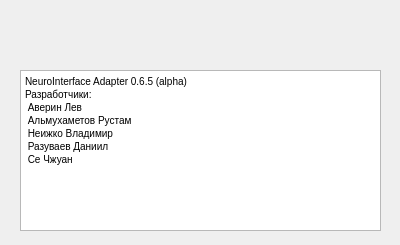
Above: VS/NeuroApp/NeuroApp/GUI/AboutWindow.ui from RazuvaevDD/ProjectWork2019Neiro before the change. Below: the same form after it.
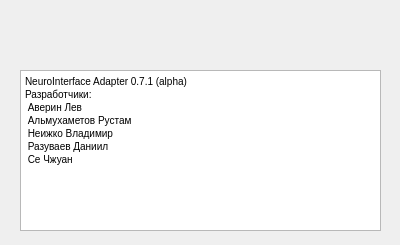
That is the form after the change. Icons and pictures are not drawn.

The edit to the form file:
```diff
--- a/VS/NeuroApp/NeuroApp/GUI/AboutWindow.ui
+++ b/VS/NeuroApp/NeuroApp/GUI/AboutWindow.ui
@@ -54,7 +54,7 @@
 &lt;html&gt;&lt;head&gt;&lt;meta name=&quot;qrichtext&quot; content=&quot;1&quot; /&gt;&lt;style type=&quot;text/css&quot;&gt;
 p, li { white-space: pre-wrap; }
 &lt;/style&gt;&lt;/head&gt;&lt;body style=&quot; font-family:'MS Shell Dlg 2'; font-size:7.8pt; font-weight:400; font-style:normal;&quot;&gt;
-&lt;p style=&quot; margin-top:0px; margin-bottom:0px; margin-left:0px; margin-right:0px; -qt-block-indent:0; text-indent:0px;&quot;&gt;NeuroInterface Adapter 0.6.5 (alpha)&lt;/p&gt;
+&lt;p style=&quot; margin-top:0px; margin-bottom:0px; margin-left:0px; margin-right:0px; -qt-block-indent:0; text-indent:0px;&quot;&gt;NeuroInterface Adapter 0.7.1 (alpha)&lt;/p&gt;
 &lt;p style=&quot; margin-top:0px; margin-bottom:0px; margin-left:0px; margin-right:0px; -qt-block-indent:0; text-indent:0px;&quot;&gt;Разработчики:&lt;/p&gt;
 &lt;p style=&quot; margin-top:0px; margin-bottom:0px; margin-left:0px; margin-right:0px; -qt-block-indent:0; text-indent:0px;&quot;&gt; Аверин Лев &lt;/p&gt;
 &lt;p style=&quot; margin-top:0px; margin-bottom:0px; margin-left:0px; margin-right:0px; -qt-block-indent:0; text-indent:0px;&quot;&gt; Альмухаметов Рустам&lt;/p&gt;
```
Left out of the diff: 2 changed lines with no effect on the pictures.
